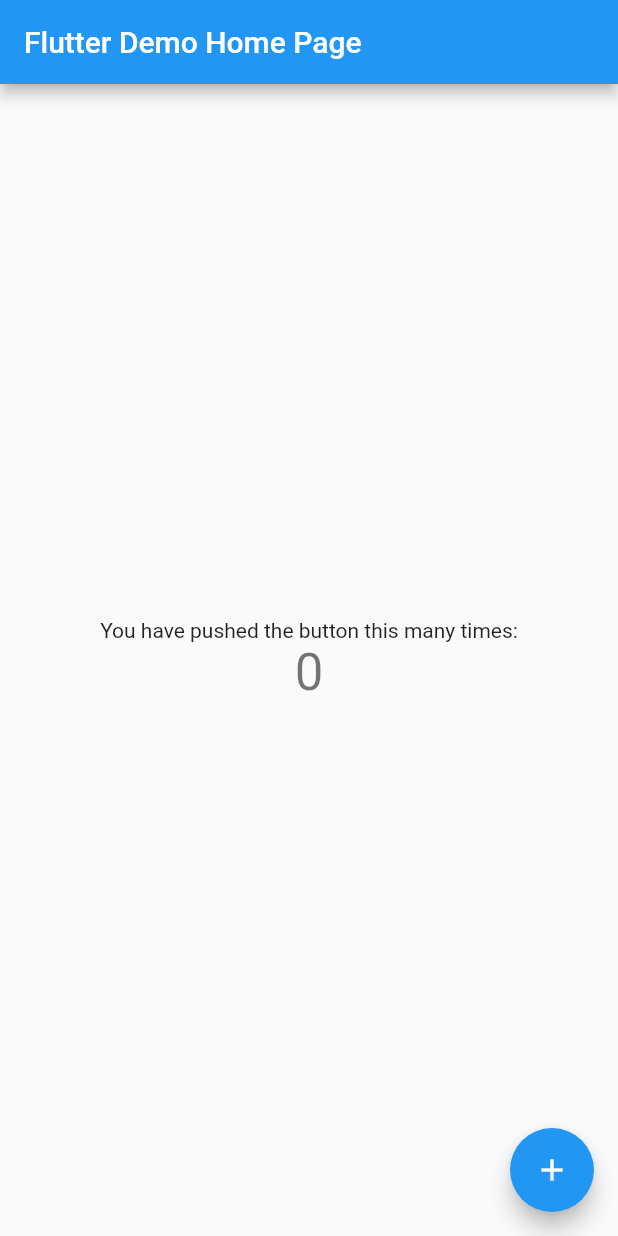
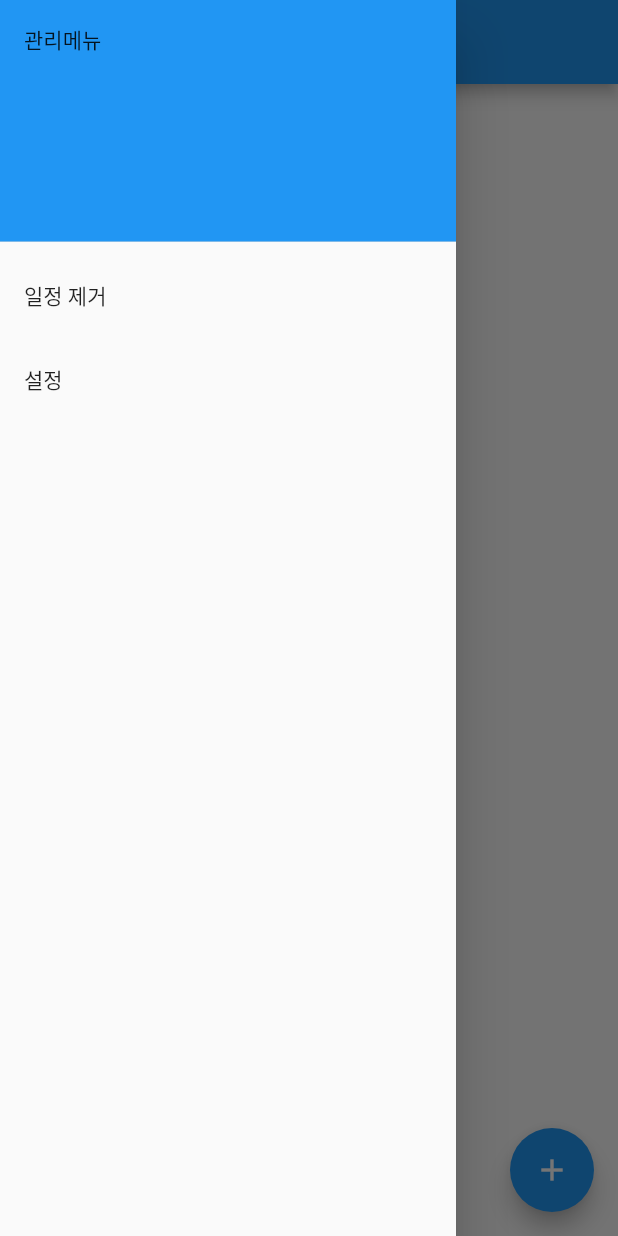
Before and after one commit to Namsic/trablock, a Flutter app: the screen it shows after launch, with the side drawer open (before the commit the screen has no drawer), on a phone screen of 412 x 824 dp. Run offline on Flutter 3.47's test engine with Material 2 defaults, Android fonts, the phone set to English and light mode, and no system bars.

Commit message:
Update main.dart

```diff
--- a/trablock_app/lib/main.dart
+++ b/trablock_app/lib/main.dart
@@ -11,38 +11,16 @@ class MyApp extends StatelessWidget {
     return MaterialApp(
       title: 'Flutter Demo',
       theme: ThemeData(
-        // This is the theme of your application.
-        //
-        // Try running your application with "flutter run". You'll see the
-        // application has a blue toolbar. Then, without quitting the app, try
-        // changing the primarySwatch below to Colors.green and then invoke
-        // "hot reload" (press "r" in the console where you ran "flutter run",
-        // or simply save your changes to "hot reload" in a Flutter IDE).
-        // Notice that the counter didn't reset back to zero; the application
-        // is not restarted.
         primarySwatch: Colors.blue,
-        // This makes the visual density adapt to the platform that you run
-        // the app on. For desktop platforms, the controls will be smaller and
-        // closer together (more dense) than on mobile platforms.
         visualDensity: VisualDensity.adaptivePlatformDensity,
       ),
-      home: MyHomePage(title: 'Flutter Demo Home Page'),
+      home: MyHomePage(title: 'trablock'),
     );
   }
 }
 
 class MyHomePage extends StatefulWidget {
   MyHomePage({Key key, this.title}) : super(key: key);
-
-  // This widget is the home page of your application. It is stateful, meaning
-  // that it has a State object (defined below) that contains fields that affect
-  // how it looks.
-
-  // This class is the configuration for the state. It holds the values (in this
-  // case the title) provided by the parent (in this case the App widget) and
-  // used by the build method of the State. Fields in a Widget subclass are
-  // always marked "final".
-
   final String title;
 
   @override
@@ -50,66 +28,66 @@ class MyHomePage extends StatefulWidget {
 }
 
 class _MyHomePageState extends State<MyHomePage> {
-  int _counter = 0;
-
-  void _incrementCounter() {
-    setState(() {
-      // This call to setState tells the Flutter framework that something has
-      // changed in this State, which causes it to rerun the build method below
-      // so that the display can reflect the updated values. If we changed
-      // _counter without calling setState(), then the build method would not be
-      // called again, and so nothing would appear to happen.
-      _counter++;
-    });
-  }
 
   @override
   Widget build(BuildContext context) {
-    // This method is rerun every time setState is called, for instance as done
-    // by the _incrementCounter method above.
-    //
-    // The Flutter framework has been optimized to make rerunning build methods
-    // fast, so that you can just rebuild anything that needs updating rather
-    // than having to individually change instances of widgets.
     return Scaffold(
+      drawer: Drawer(
+        child: ListView(
+          padding: EdgeInsets.zero,
+          children: <Widget>[
+            DrawerHeader(
+              child: Text('관리메뉴'),
+              decoration: BoxDecoration(
+                color: Colors.blue,
+              ),
+            ),
+            ListTile(
+              title: Text('일정 제거'),
+              onTap : () {
+                // Upadte the state of the app
+                // 제거할 일정 선택하는 기능
+                Navigator.pop(context);
+
+              },
+            ),
+            ListTile(
+              title: Text('설정'),
+              onTap: () {
+                // Upadte the state of the app
+                // 기타 설정창으로 넘어가는 기능
+                Navigator.pop(context);
+
+              },
+            ),
+
+          ],
+        ),
+      ),
       appBar: AppBar(
         // Here we take the value from the MyHomePage object that was created by
         // the App.build method, and use it to set our appbar title.
         title: Text(widget.title),
       ),
-      body: Center(
-        // Center is a layout widget. It takes a single child and positions it
-        // in the middle of the parent.
-        child: Column(
-          // Column is also a layout widget. It takes a list of children and
-          // arranges them vertically. By default, it sizes itself to fit its
-          // children horizontally, and tries to be as tall as its parent.
-          //
-          // Invoke "debug painting" (press "p" in the console, choose the
-          // "Toggle Debug Paint" action from the Flutter Inspector in Android
-          // Studio, or the "Toggle Debug Paint" command in Visual Studio Code)
-          // to see the wireframe for each widget.
-          //
-          // Column has various properties to control how it sizes itself and
-          // how it positions its children. Here we use mainAxisAlignment to
-          // center the children vertically; the main axis here is the vertical
-          // axis because Columns are vertical (the cross axis would be
-          // horizontal).
-          mainAxisAlignment: MainAxisAlignment.center,
-          children: <Widget>[
-            Text(
-              'You have pushed the button this many times:',
-            ),
-            Text(
-              '$_counter',
-              style: Theme.of(context).textTheme.headline4,
-            ),
-          ],
-        ),
+      body: ListView(  //리스트타일을 고정해놓는것이 아니라 뭔가 새로 만든 객채의 배열을 통해 만들어야 할듯(뇌피셜)
+        children: <Widget>[
+          ListTile(
+            title: Text('여행1'),
+              //onTap: , 탭 되었을때 넘어가는 기능
+          ),
+          ListTile(
+            title: Text('여행2'),
+            //onTap: ,
+          ),
+          ListTile(
+            title: Text('여행3'),
+            //onTap: ,
+          ),
+        ]
       ),
       floatingActionButton: FloatingActionButton(
-        onPressed: _incrementCounter,
-        tooltip: 'Increment',
+        //onPressed: , 팝업을 통해 새로운 여행 만들 수 있는 기능
+        tooltip: '새 여행 시작',
         child: Icon(Icons.add),
       ), // This trailing comma makes auto-formatting nicer for build methods.
     );
```
